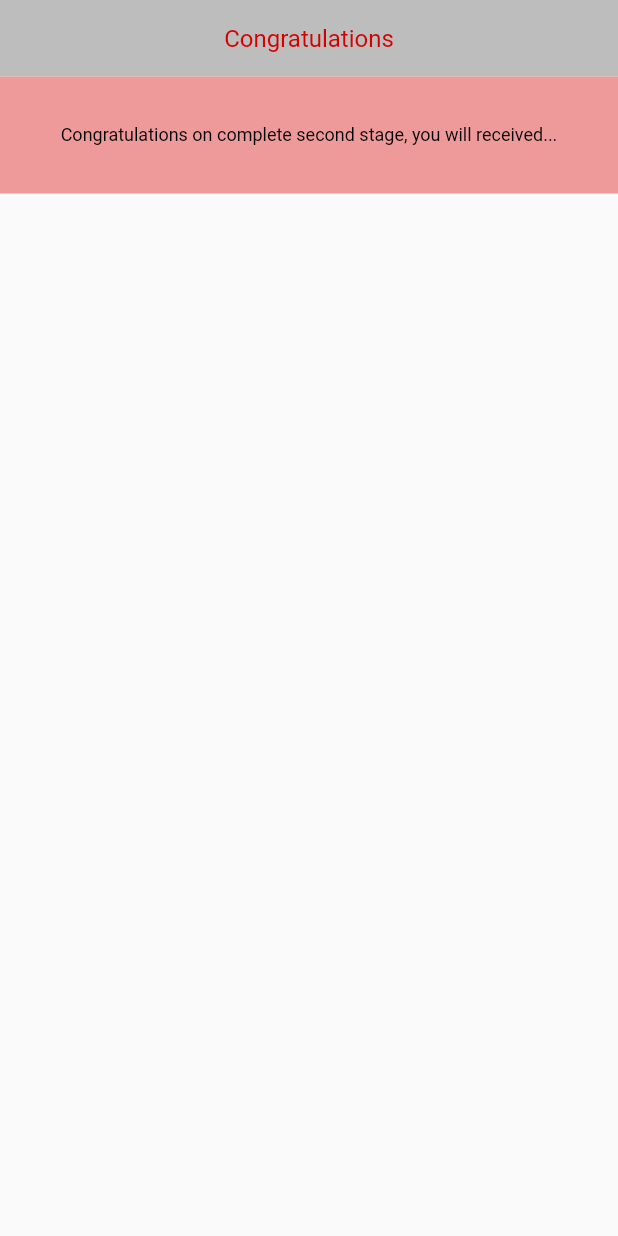
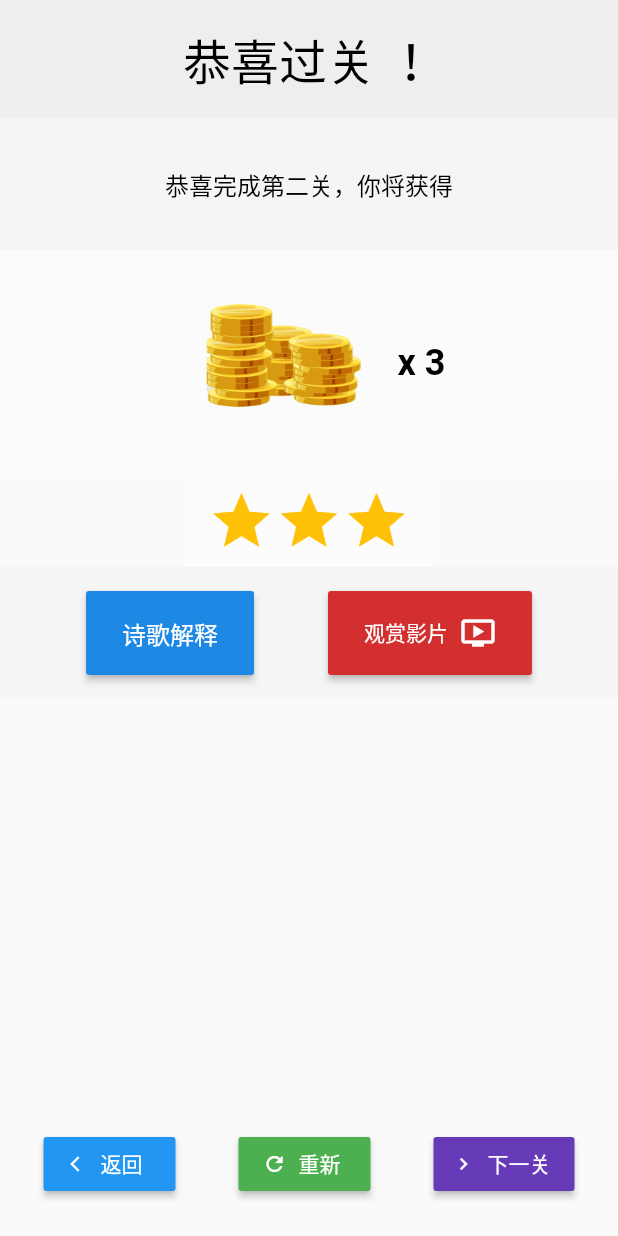
Before and after one commit to CodesAreHonest/poem-and-strings, a Flutter app: the SuccessPage screen opened directly, on a phone screen of 412 x 824 dp. Run offline on Flutter 3.47's test engine with Material 2 defaults, Android fonts, the phone set to English and light mode, and no system bars; our stand-ins replace flutter_redux, redux.

```diff
--- a/lib/app.dart
+++ b/lib/app.dart
@@ -1,7 +1,6 @@
 import "package:flutter/material.dart";
 import 'package:flutter_redux/flutter_redux.dart';
 import 'package:poem_and_strings/presentations/home/home.dart';
-import 'package:poem_and_strings/presentations/success/index.dart';
 import 'package:poem_and_strings/routes.dart';
 import "package:redux/redux.dart";
 import "package:poem_and_strings/models/models.dart";
@@ -15,9 +14,7 @@ class ReduxApp extends StatelessWidget {
   Widget build(BuildContext context) {
     return StoreProvider(
         store: store,
-        child: MaterialApp(
-            title: "诗词串串乐",
-            routes: Routes().routes,
-            home: SuccessPage()));
+        child:
+            MaterialApp(title: "诗词串串乐", routes: Routes().routes, home: Home()));
   }
 }
--- a/lib/presentations/success/index.dart
+++ /dev/null
@@ -1,33 +0,0 @@
-import 'package:flutter/material.dart';
-import 'package:flutter/widgets.dart';
-
-class SuccessPage extends StatelessWidget {
-  @override
-  Widget build(BuildContext context) {
-    return Scaffold(
-        body: SafeArea(
-      child: Container(
-        child: Column(
-          mainAxisAlignment: MainAxisAlignment.start,
-          children: <Widget>[
-            Container(
-              width: MediaQuery.of(context).size.width,
-              padding: EdgeInsets.symmetric(horizontal: 8.0, vertical: 16.0),
-              decoration: BoxDecoration(color: Colors.grey[400]),
-              child: Text('Congratulations',
-                  textAlign: TextAlign.center,
-                  style: TextStyle(fontSize: 16, color: Colors.redAccent[700])),
-            ),
-            Container(
-                width: MediaQuery.of(context).size.width,
-                padding: EdgeInsets.symmetric(horizontal: 8.0, vertical: 32.0),
-                decoration: BoxDecoration(color: Colors.red[200]),
-                child: Text('Congratulations on complete second stage, you will received...',
-                    textAlign: TextAlign.center,
-                    style: TextStyle(fontSize: 12, color: Colors.black)))
-          ],
-        ),
-      ),
-    ));
-  }
-}
--- /dev/null
+++ b/lib/presentations/success/success.dart
@@ -0,0 +1,122 @@
+import 'package:flutter/material.dart';
+import 'package:flutter/widgets.dart';
+import 'package:poem_and_strings/widgets/stage_rating.dart';
+
+class SuccessPage extends StatelessWidget {
+  @override
+  Widget build(BuildContext context) {
+    return Scaffold(
+        body: SafeArea(
+      child: Container(
+        child: Column(
+          mainAxisAlignment: MainAxisAlignment.start,
+          children: <Widget>[
+            Container(
+              width: MediaQuery.of(context).size.width,
+              padding: EdgeInsets.symmetric(horizontal: 8.0, vertical: 16.0),
+              decoration: BoxDecoration(color: Colors.grey[200]),
+              child: Text('恭喜过关 ！',
+                  textAlign: TextAlign.center,
+                  style: TextStyle(fontSize: 32, color: Colors.black)),
+            ),
+            Container(
+                width: MediaQuery.of(context).size.width,
+                alignment: Alignment.center,
+                padding: EdgeInsets.symmetric(horizontal: 8.0, vertical: 32.0),
+                decoration: BoxDecoration(color: Colors.grey[100]),
+                child: Text('恭喜完成第二关，你将获得',
+                    textAlign: TextAlign.center,
+                    style: TextStyle(fontSize: 16, color: Colors.black))),
+            Container(
+                width: MediaQuery.of(context).size.width,
+                padding: EdgeInsets.symmetric(horizontal: 8.0),
+                decoration: BoxDecoration(color: Colors.white24),
+                child: Row(
+                  mainAxisAlignment: MainAxisAlignment.center,
+                  children: <Widget>[
+                    Image.asset('graphics/stack-of-coins.png',
+                        width: 150, height: 150),
+                    Text('x 3',
+                        style: TextStyle(
+                            fontSize: 24,
+                            color: Colors.black,
+                            fontWeight: FontWeight.bold))
+                  ],
+                )),
+            Center(
+              child: Container(
+                  decoration: BoxDecoration(color: Colors.white30),
+                  padding:
+                      EdgeInsets.symmetric(vertical: 8.0, horizontal: 16.0),
+                  child: StageRating(value: 3, size: 45)),
+            ),
+            Container(
+              width: MediaQuery.of(context).size.width,
+              padding: EdgeInsets.symmetric(horizontal: 8.0, vertical: 16.0),
+              decoration: BoxDecoration(color: Colors.grey[100]),
+              child: Row(
+                mainAxisAlignment: MainAxisAlignment.spaceEvenly,
+                children: <Widget>[
+                  RaisedButton(
+                      onPressed: () {},
+                      textColor: Colors.white,
+                      child: Text('诗歌解释', style: TextStyle(fontSize: 16.0)),
+                      color: Colors.blue[600],
+                      padding: EdgeInsets.symmetric(
+                          horizontal: 24.0, vertical: 16.0)),
+                  RaisedButton(
+                      onPressed: () {},
+                      textColor: Colors.white,
+                      padding: EdgeInsets.symmetric(
+                          horizontal: 24.0, vertical: 16.0),
+                      color: Colors.red[700],
+                      child: Row(
+                        mainAxisAlignment: MainAxisAlignment.spaceAround,
+                        children: <Widget>[
+                          Text('观赏影片', style: TextStyle(color: Colors.white)),
+                          SizedBox(width: 8.0),
+                          Icon(Icons.ondemand_video, color: Colors.white)
+                        ],
+                      ))
+                ],
+              ),
+            ),
+            Expanded(
+              child: Align(
+                alignment: FractionalOffset.bottomCenter,
+                child: Container(
+                    padding:
+                        EdgeInsets.only(left: 8.0, right: 8.0, bottom: 24.0),
+                    child: Row(
+                        mainAxisAlignment: MainAxisAlignment.spaceAround,
+                        children: <Widget>[
+                          RaisedButton.icon(
+                              onPressed: () {},
+                              color: Colors.blue[500],
+                              icon: Icon(Icons.arrow_back_ios,
+                                  size: 12, color: Colors.white),
+                              label: Text('返回',
+                                  style: TextStyle(color: Colors.white))),
+                          RaisedButton.icon(
+                              onPressed: () {},
+                              color: Colors.green[500],
+                              icon: Icon(Icons.refresh,
+                                  size: 16, color: Colors.white),
+                              label: Text('重新',
+                                  style: TextStyle(color: Colors.white))),
+                          RaisedButton.icon(
+                              onPressed: () {},
+                              color: Colors.deepPurple[500],
+                              icon: Icon(Icons.keyboard_arrow_right,
+                                  size: 16, color: Colors.white),
+                              label: Text('下一关',
+                                  style: TextStyle(color: Colors.white))),
+                        ])),
+              ),
+            )
+          ],
+        ),
+      ),
+    ));
+  }
+}
--- a/lib/widgets/stage_rating.dart
+++ b/lib/widgets/stage_rating.dart
@@ -4,6 +4,7 @@ class StarDisplay extends StatelessWidget {
   final int value;
   final Widget filledStar;
   final Widget unfilledStar;
+
   const StarDisplay({
     Key key,
     this.value = 0,
@@ -25,14 +26,16 @@ class StarDisplay extends StatelessWidget {
 
 class StageRating extends StatelessWidget {
   final int value;
-  const StageRating({this.value = 0}) : assert(value != null);
+  final double size;
+
+  const StageRating({this.value = 0, this.size = 16}) : assert(value != null);
 
   @override
   Widget build(BuildContext context) {
     return IconTheme(
       data: IconThemeData(
         color: Colors.amber,
-        size: 16,
+        size: this.size,
       ),
       child: StarDisplay(
         value: value,
```
Also changed, not shown: pubspec.yaml (+10 -4 lines), graphics/icon/launcher.png (added), graphics/stack-of-coins.png (added), pubspec.lock, 28 other files.
